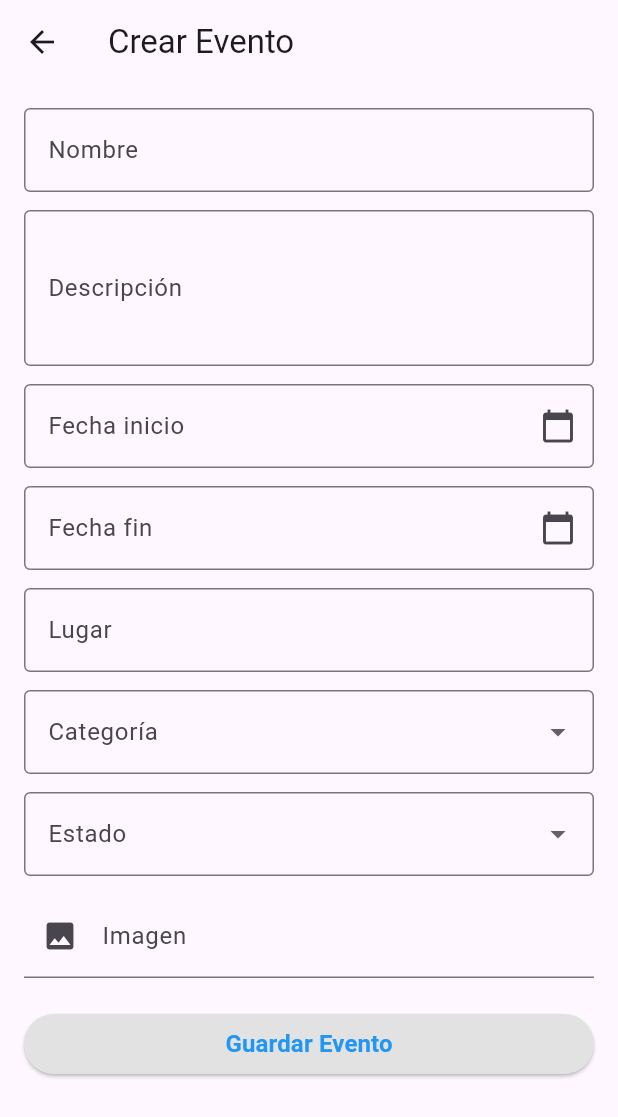
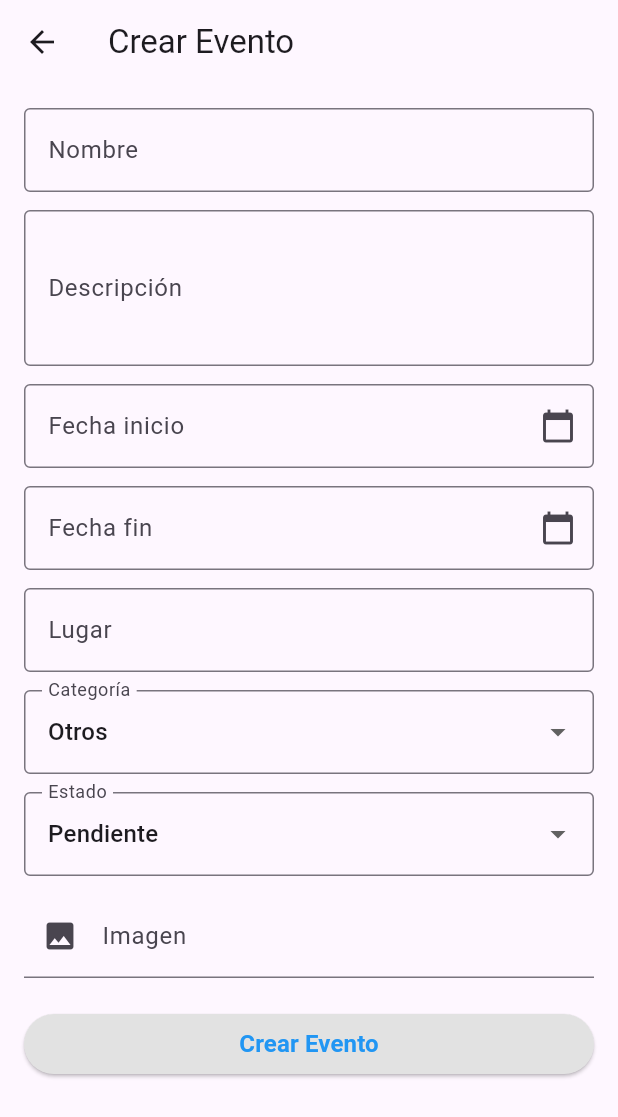
Before and after one commit to Felipesf76/app_eventos, a Flutter app: the EventFormView screen opened directly, on a phone screen of 412 x 824 dp. Shown: the top 1117 px of the screen. Run offline on Flutter 3.47's test engine with Material 3 defaults, Android fonts, the phone set to English and light mode, and no system bars; our stand-ins replace image_picker; network calls fail.

Commit message:
Edición de eventos nuevos

```diff
--- a/lib/views/event_form_view.dart
+++ b/lib/views/event_form_view.dart
@@ -3,32 +3,73 @@ import 'package:intl/intl.dart';
 import 'dart:io';
 import 'package:image_picker/image_picker.dart';
 import '../controllers/evento_controller.dart';
+import '../models/evento.dart';
 
 class EventFormView extends StatefulWidget {
-  const EventFormView({super.key});
+  final Evento? evento;
+  const EventFormView({super.key, this.evento});
 
   @override
   State<EventFormView> createState() => _EventFormState();
 }
 
 class _EventFormState extends State<EventFormView> {
+  Evento? _evento;
   final _formKey = GlobalKey<FormState>();
 
-  final _nombreController = TextEditingController();
-  final _descripcionController = TextEditingController();
-  final _lugarController = TextEditingController();
-  final _imagenController = TextEditingController();
+  late final TextEditingController _nombreController;
+  late final TextEditingController _descripcionController;
+  late final TextEditingController _lugarController;
+  late final TextEditingController _imagenController;
 
   DateTime? _fechaInicio;
   DateTime? _fechaFin;
 
   String? _categoriaSeleccionada;
   String? _estadoSeleccionado;
+  String? _eventId;
 
   File? _imagenSeleccionada;
 
-  final List<String> _categorias = ['Rock', 'Heavy Metal', 'Punk', 'Stoner'];
-  final List<String> _estados = ['pendiente', 'en curso', 'finalizado'];
+  final List<String> _categorias = [
+    'Festival',
+    'Obra de teatro',
+    'Concierto',
+    'Otros',
+  ];
+  final List<String> _estados = ['Pendiente', 'En curso', 'Finalizado'];
+
+  @override
+  void initState() {
+    super.initState();
+    _eventId = widget.evento?.id;
+    _nombreController = TextEditingController(
+      text: widget.evento?.nombre ?? '',
+    );
+    _descripcionController = TextEditingController(
+      text: widget.evento?.descripcion ?? '',
+    );
+    _lugarController = TextEditingController(text: widget.evento?.lugar ?? '');
+    _imagenController = TextEditingController(
+      text: widget.evento?.imagenPath ?? '',
+    );
+
+    _fechaInicio = widget.evento?.fechaInicio;
+    _fechaFin = widget.evento?.fechaFin;
+
+    _categoriaSeleccionada = widget.evento?.categoria;
+    if (_categoriaSeleccionada == null ||
+        !_categorias.contains(_categoriaSeleccionada)) {
+      _categoriaSeleccionada = 'Otros'; // Valor por defecto
+    }
+
+    _estadoSeleccionado = widget.evento?.estado;
+    if (_estadoSeleccionado == null ||
+        !_estados.contains(_estadoSeleccionado)) {
+      _estadoSeleccionado = 'Pendiente'; // Valor por defecto
+    }
+    // ... inicializar otros controladores con widget.evento ...
+  }
 
   Future<void> _seleccionarFecha({required bool esFechaInicio}) async {
     final DateTime? fechaSeleccionada = await showDatePicker(
@@ -44,14 +85,23 @@ class _EventFormState extends State<EventFormView> {
           _fechaInicio = fechaSeleccionada;
           if (_fechaFin != null && _fechaFin!.isBefore(_fechaInicio!)) {
             ScaffoldMessenger.of(context).showSnackBar(
-              const SnackBar(content: Text('La fecha fin no puede ser anterior a la fecha inicio')),
+              const SnackBar(
+                content: Text(
+                  'La fecha fin no puede ser anterior a la fecha inicio',
+                ),
+              ),
             );
             _fechaFin = null;
           }
         } else {
-          if (_fechaInicio != null && fechaSeleccionada.isBefore(_fechaInicio!)) {
+          if (_fechaInicio != null &&
+              fechaSeleccionada.isBefore(_fechaInicio!)) {
             ScaffoldMessenger.of(context).showSnackBar(
-              const SnackBar(content: Text('La fecha fin no puede ser anterior a la fecha inicio')),
+              const SnackBar(
+                content: Text(
+                  'La fecha fin no puede ser anterior a la fecha inicio',
+                ),
+              ),
             );
           } else {
             _fechaFin = fechaSeleccionada;
@@ -84,8 +134,9 @@ class _EventFormState extends State<EventFormView> {
 
   @override
   Widget build(BuildContext context) {
+    final bool esEdicion = widget.evento != null;
     return Scaffold(
-      appBar: AppBar(title: const Text('Crear Evento')),
+      appBar: AppBar(title: Text(esEdicion ? "Editar Evento" : 'Crear Evento')),
       body: Padding(
         padding: const EdgeInsets.all(16),
         child: Form(
@@ -112,7 +163,10 @@ class _EventFormState extends State<EventFormView> {
               TextFormField(
                 readOnly: true,
                 controller: TextEditingController(
-                  text: _fechaInicio != null ? DateFormat('yyyy-MM-dd').format(_fechaInicio!) : '',
+                  text:
+                      _fechaInicio != null
+                          ? DateFormat('yyyy-MM-dd').format(_fechaInicio!)
+                          : '',
                 ),
                 decoration: InputDecoration(
                   labelText: 'Fecha inicio',
@@ -127,7 +181,10 @@ class _EventFormState extends State<EventFormView> {
               TextFormField(
                 readOnly: true,
                 controller: TextEditingController(
-                  text: _fechaFin != null ? DateFormat('yyyy-MM-dd').format(_fechaFin!) : '',
+                  text:
+                      _fechaFin != null
+                          ? DateFormat('yyyy-MM-dd').format(_fechaFin!)
+                          : '',
                 ),
                 decoration: InputDecoration(
                   labelText: 'Fecha fin',
@@ -153,11 +210,12 @@ class _EventFormState extends State<EventFormView> {
                   border: OutlineInputBorder(),
                 ),
                 value: _categoriaSeleccionada,
-                items: _categorias
-                    .map((cat) => DropdownMenuItem(
-                          value: cat,
-                          child: Text(cat),
-                        ))
+                items:
+                    _categorias
+                        .map(
+                          (cat) =>
+                              DropdownMenuItem(value: cat, child: Text(cat)),
+                        )
                         .toList(),
                 onChanged: (valor) {
                   setState(() {
@@ -172,11 +230,12 @@ class _EventFormState extends State<EventFormView> {
                   border: OutlineInputBorder(),
                 ),
                 value: _estadoSeleccionado,
-                items: _estados
-                    .map((est) => DropdownMenuItem(
-                          value: est,
-                          child: Text(est),
-                        ))
+                items:
+                    _estados
+                        .map(
+                          (est) =>
+                              DropdownMenuItem(value: est, child: Text(est)),
+                        )
                         .toList(),
                 onChanged: (valor) {
                   setState(() {
@@ -200,28 +259,59 @@ class _EventFormState extends State<EventFormView> {
               if (_imagenSeleccionada != null)
                 Padding(
                   padding: const EdgeInsets.symmetric(vertical: 10),
-                  child: Image.file(
-                    _imagenSeleccionada!,
-                    height: 150,
-                  ),
+                  child: Image.file(_imagenSeleccionada!, height: 150),
                 ),
               const SizedBox(height: 20),
               ElevatedButton(
                 onPressed: () async {
                   if (_formKey.currentState!.validate()) {
-                    if (_fechaInicio == null || _fechaFin == null || _categoriaSeleccionada == null || _estadoSeleccionado == null) {
+                    if (_fechaInicio == null ||
+                        _fechaFin == null ||
+                        _categoriaSeleccionada == null ||
+                        _estadoSeleccionado == null) {
                       ScaffoldMessenger.of(context).showSnackBar(
-                        const SnackBar(content: Text('Por favor completa todos los campos')),
+                        const SnackBar(
+                          content: Text('Por favor completa todos los campos'),
+                        ),
                       );
                       return;
                     }
 
-                    final imagenPath = _imagenController.text.isNotEmpty
+                    final imagenPath =
+                        _imagenController.text.isNotEmpty
                             ? 'assets/${_imagenController.text}'
                             : 'assets/default.png';
+                    if (esEdicion) {
+                      try {
+                        await EventoController().actualizarEvento(
+                          _nombreController.text,
+                          _descripcionController.text,
+                          _fechaInicio!,
+                          _fechaFin!,
+                          _categoriaSeleccionada!,
+                          _lugarController.text,
+                          _estadoSeleccionado!.toLowerCase(),
+                          imagenPath,
+                          _eventId!,
+                        );
+                        Navigator.pop(context, true);
 
+                        ScaffoldMessenger.of(context).showSnackBar(
+                          const SnackBar(
+                            content: Text('Evento editado exitosamente'),
+                          ),
+                        );
+                        Navigator.pop(context);
+                      } catch (e) {
+                        ScaffoldMessenger.of(context).showSnackBar(
+                          SnackBar(
+                            content: Text('Error al editar el evento: $e'),
+                          ),
+                        );
+                      }
+                    } else {
                       try {
-                      final nuevoEvento = await EventoController().crearEvento(
+                        await EventoController().crearEvento(
                           _nombreController.text,
                           _descripcionController.text,
                           _fechaInicio!,
@@ -233,22 +323,31 @@ class _EventFormState extends State<EventFormView> {
                         );
 
                         ScaffoldMessenger.of(context).showSnackBar(
-                        const SnackBar(content: Text('Evento creado exitosamente')),
+                          const SnackBar(
+                            content: Text('Evento creado exitosamente'),
+                          ),
                         );
                         Navigator.pop(context);
                       } catch (e) {
                         ScaffoldMessenger.of(context).showSnackBar(
-                        SnackBar(content: Text('Error al crear el evento: $e')),
+                          SnackBar(
+                            content: Text('Error al crear el evento: $e'),
+                          ),
                         );
+                      }
                     }
                   }
                 },
                 style: ElevatedButton.styleFrom(
                   backgroundColor: const Color.fromARGB(255, 226, 226, 226),
                 ),
-               child: const Text(
-                'Guardar Evento',
-                style: TextStyle(color: Colors.blue, fontWeight: FontWeight.bold, fontSize: 16),
+                child: Text(
+                  esEdicion ? 'Editar Evento' : 'Crear Evento',
+                  style: TextStyle(
+                    color: Colors.blue,
+                    fontWeight: FontWeight.bold,
+                    fontSize: 16,
+                  ),
                 ),
               ),
             ],
```
Also changed, not shown: lib/controllers/evento_controller.dart (+9 -8 lines), lib/views/event_details_view.dart (+29 -3 lines), lib/views/event_list_view.dart (+15 -6 lines). Lines whose indentation alone changed are shown as unchanged.
